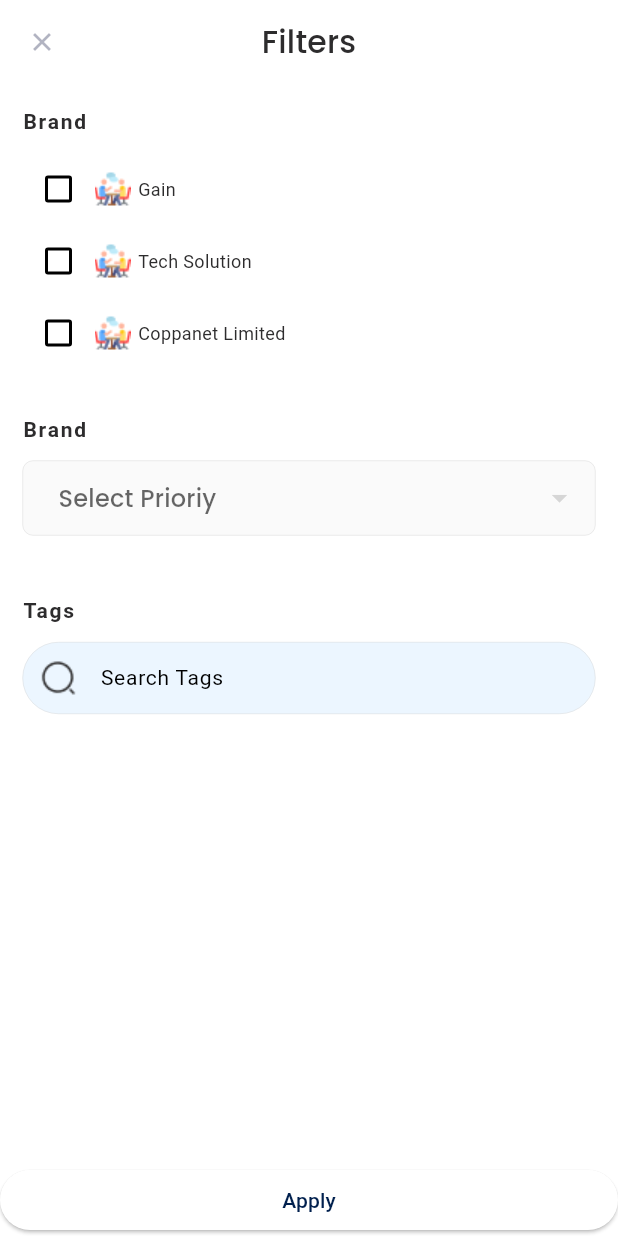
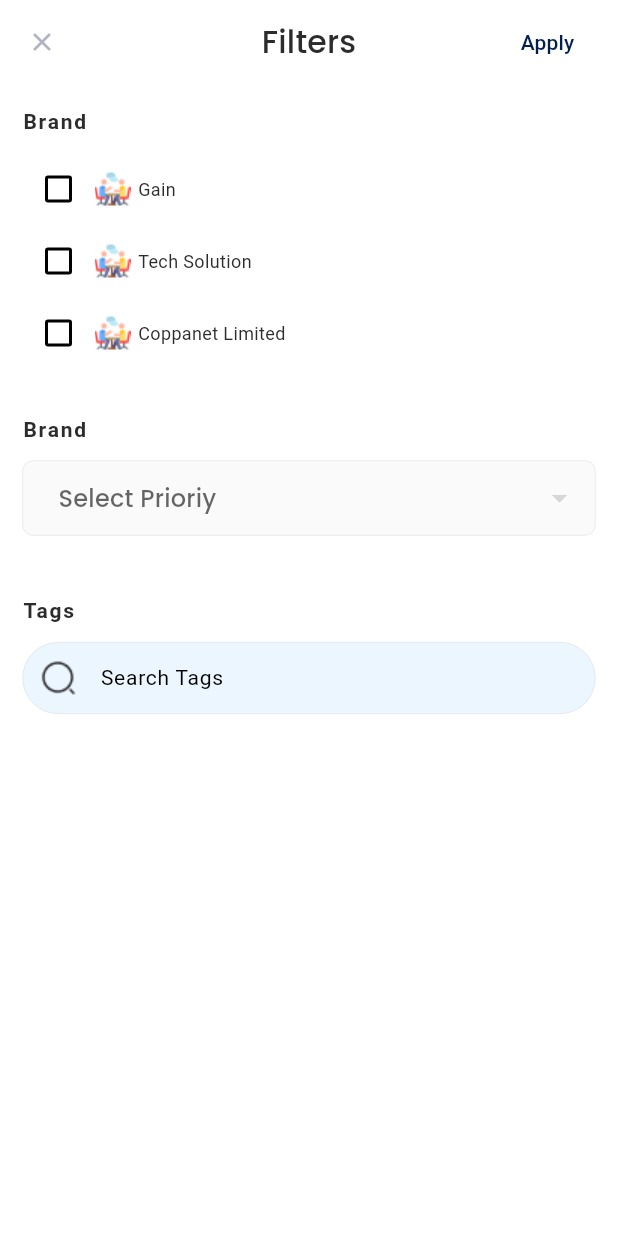
Before and after one commit to jubayer040/task_5, a Flutter app: the TicketFilterPage screen opened directly, after a tap on "Apply", on a phone screen of 412 x 824 dp. Run offline on Flutter 3.47's test engine with Material 3 defaults, Android fonts, the light colour scheme and no system bars; our stand-ins replace dio, elegant_notification, logger; network calls fail; Roboto replaces fonts that are missing (Rubik_Regular); project files that could hold a hidden picture were left out.

Commit message:
simple update

```diff
--- a/lib/features/home/presentation/widgets/home_navbar.dart
+++ b/lib/features/home/presentation/widgets/home_navbar.dart
@@ -44,11 +44,7 @@ class HomeNavBar extends StatelessWidget {
     final isSelect = currentPage == index;
     final color = isSelect ? MyColor.skyPrimary : MyColor.textColor;
     return GestureDetector(
-      onTap: () {
-        print("its called");
-
-        onPageChange(index);
-      },
+      onTap: () => onPageChange(index),
       child: Column(
         mainAxisAlignment: MainAxisAlignment.center,
         children: [
--- a/lib/features/profile/presentation/pages/profile_page.dart
+++ b/lib/features/profile/presentation/pages/profile_page.dart
@@ -21,9 +21,12 @@ class ProfilePage extends StatelessWidget {
               child: Column(
                 crossAxisAlignment: CrossAxisAlignment.start,
                 children: [
+                  // name, surname, email
                   ProfileBasicInfo(),
+                  // assign-role
                   ProfileAssignedRole(),
                   const SizedBox(height: 15),
+                  // logout-button
                   ProfileLogoutButton(),
                 ],
               )),
--- a/lib/features/profile/presentation/widgets/profile_basic_info.dart
+++ b/lib/features/profile/presentation/widgets/profile_basic_info.dart
@@ -10,11 +10,15 @@ class ProfileBasicInfo extends StatelessWidget {
     return Column(
         crossAxisAlignment: CrossAxisAlignment.start,
         children: [
+          // title
           MyDimens().getBodySecondaryText("Basic info", context,
               color: MyColor.textColor),
           const SizedBox(height: 10),
+          // name
           _getBasicInfoItem("First Name", "Jb", context),
+          // last-name
           _getBasicInfoItem("Last Name", "Jason", context),
+          // email
           _getBasicInfoItem("Email", "jubayeral040@gmail.com", context),
         ],
 
--- a/lib/features/ticket/presentation/pages/ticket_filter_page.dart
+++ b/lib/features/ticket/presentation/pages/ticket_filter_page.dart
@@ -18,7 +18,7 @@ class _TicketFilterPageState extends State<TicketFilterPage> {
   @override
   Widget build(BuildContext context) {
     return Scaffold(
-      appBar: MyDimens().getNormalAppBar("Filters", [], context, true),
+      appBar: MyDimens().getNormalAppBar("Filters", _getApplyButton, context, true),
       body: SafeArea(
         child: Padding(
           padding: EdgeInsets.all(15),
@@ -36,10 +36,9 @@ class _TicketFilterPageState extends State<TicketFilterPage> {
           ),
         ),
       ),
-      bottomNavigationBar: ElevatedButton(
-        onPressed: () {},
-        child: Text("Apply"),
-      ),
     );
   }
+
+  List<Widget> get _getApplyButton =>
+      [TextButton(onPressed: () {}, child: Text("Apply")),SizedBox(width: 15)];
 }
```
